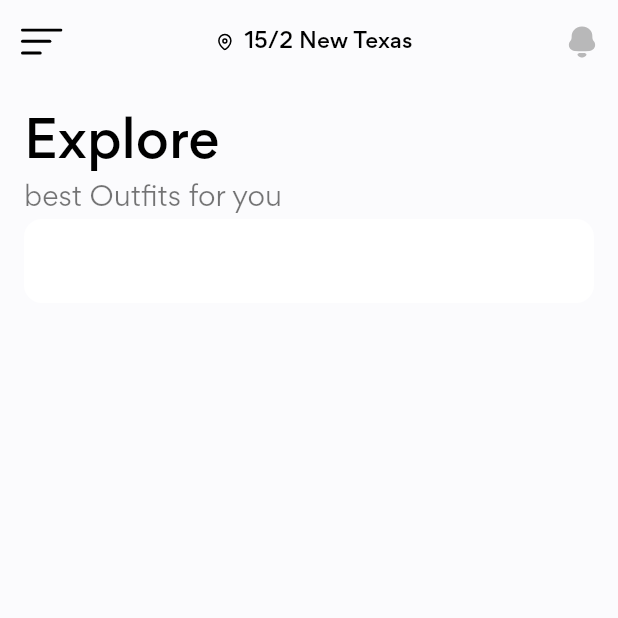
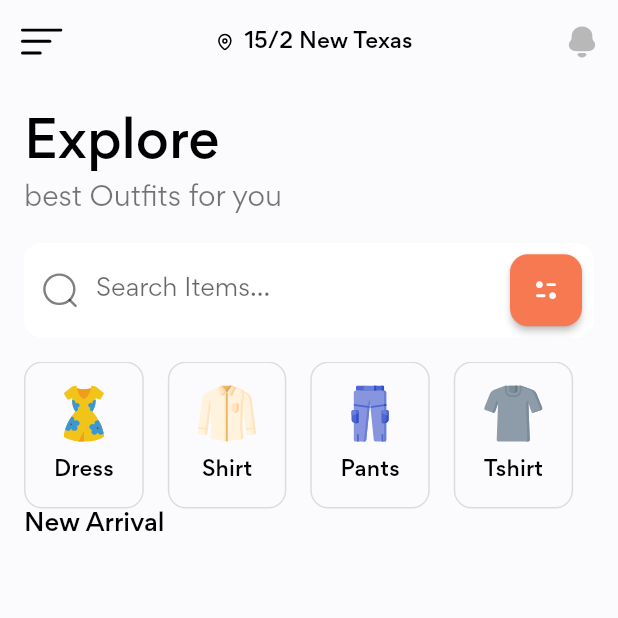
Before and after one commit to saki8661/flutter-ui, a Flutter app: the screen it shows after launch, on a phone screen of 412 x 824 dp, the top half of it. Run offline on Flutter 3.47's test engine with Material 2 defaults, Android fonts, the phone set to English and light mode, and no system bars; our stand-ins replace flutter_svg.

Commit message:
컴포넌트화

```diff
--- /dev/null
+++ b/lib/models/Category.dart
@@ -0,0 +1,24 @@
+class Category{
+  final String icon, title;
+
+  Category({required this.icon, required this.title});
+}
+
+List<Category> demo_categories = [
+  Category(
+    icon: "assets/icons/dress.svg",
+    title: "Dress",
+  ),
+  Category(
+    icon: "assets/icons/shirt.svg",
+    title: "Shirt",
+  ),
+  Category(
+    icon: "assets/icons/pants.svg",
+    title: "Pants",
+  ),
+  Category(
+    icon: "assets/icons/Tshirt.svg",
+    title: "Tshirt",
+  ),
+];
--- /dev/null
+++ b/lib/screens/home/components/categories.dart
@@ -0,0 +1,66 @@
+import 'package:flutter/material.dart';
+import 'package:flutter_shop_ui/constants.dart';
+import 'package:flutter_shop_ui/models/Category.dart';
+import 'package:flutter_svg/flutter_svg.dart';
+
+class Categories extends StatelessWidget {
+  const Categories({
+    super.key,
+  });
+
+  @override
+  Widget build(BuildContext context) {
+    return SingleChildScrollView(
+      scrollDirection: Axis.horizontal,
+      child: Row(
+        children: List.generate(
+            demo_categories.length,
+                (index) => Padding(
+              padding: const EdgeInsets.only(right: defaultPadding),
+              child: CategoryCard(
+                icon: demo_categories[index].icon,
+                title: demo_categories[index].title,
+                press: () {},
+              ),
+            )),
+      ),
+    );
+  }
+}
+
+class CategoryCard extends StatelessWidget {
+  const CategoryCard({
+    Key? key,
+    required this.icon,
+    required this.title,
+    required this.press,
+  }) : super(key: key);
+
+  final String icon, title;
+  final VoidCallback press;
+
+  @override
+  Widget build(BuildContext context) {
+    return OutlinedButton(
+      onPressed: press,
+      style: OutlinedButton.styleFrom(
+          shape: const RoundedRectangleBorder(
+              borderRadius:
+              BorderRadius.all(Radius.circular(defaultBorderRadius)))),
+      child: Padding(
+        padding: const EdgeInsets.symmetric(
+            horizontal: defaultPadding / 4, vertical: defaultPadding),
+        child: Column(
+          children: [
+            SvgPicture.asset(icon),
+            const SizedBox(height: defaultPadding / 2),
+            Text(
+              title,
+              style: Theme.of(context).textTheme.titleSmall,
+            ),
+          ],
+        ),
+      ),
+    );
+  }
+}
--- /dev/null
+++ b/lib/screens/home/components/search_form.dart
@@ -0,0 +1,51 @@
+import 'package:flutter/material.dart';
+import 'package:flutter_shop_ui/constants.dart';
+import 'package:flutter_svg/flutter_svg.dart';
+
+class SearchForm extends StatelessWidget {
+  const SearchForm({
+    super.key,
+  });
+
+  @override
+  Widget build(BuildContext context) {
+    return Form(
+      child: TextFormField(
+        decoration: InputDecoration(
+            hintText: "Search Items...",
+            filled: true,
+            fillColor: Colors.white,
+            border: outlineInputBorder,
+            enabledBorder: outlineInputBorder,
+            // option+command+v
+            focusedBorder: outlineInputBorder,
+            prefixIcon: Padding(
+              padding: const EdgeInsets.all(12.0),
+              child: SvgPicture.asset("assets/icons/Search.svg"),
+            ),
+            suffixIcon: Padding(
+              padding: const EdgeInsets.symmetric(
+                  horizontal: defaultPadding/2),
+              child: SizedBox(
+                height: 48,
+                width: 48,
+                child: ElevatedButton(
+                  onPressed: () {},
+                  style: ElevatedButton.styleFrom(
+                      backgroundColor: primaryColor,
+                      shape: const RoundedRectangleBorder(
+                          borderRadius: BorderRadius.all(
+                              Radius.circular(defaultBorderRadius)))),
+                  child: SvgPicture.asset("assets/icons/Filter.svg"),
+                ),
+              ),
+            )),
+      ),
+    );
+  }
+}
+
+const OutlineInputBorder outlineInputBorder = OutlineInputBorder(
+  borderRadius: BorderRadius.all(Radius.circular(defaultBorderRadius)),
+  borderSide: BorderSide.none,
+);
--- a/lib/screens/home/home_screen.dart
+++ b/lib/screens/home/home_screen.dart
@@ -1,5 +1,8 @@
 import 'package:flutter/material.dart';
 import 'package:flutter_shop_ui/constants.dart';
+import 'package:flutter_shop_ui/models/Category.dart';
+import 'package:flutter_shop_ui/screens/home/components/categories.dart';
+import 'package:flutter_shop_ui/screens/home/components/search_form.dart';
 import 'package:flutter_svg/flutter_svg.dart';
 
 class HomeScreen extends StatelessWidget {
@@ -12,13 +15,15 @@ class HomeScreen extends StatelessWidget {
       appBar: AppBar(
         backgroundColor: Colors.transparent,
         elevation: 0,
-        leading: IconButton(onPressed: (){},icon: SvgPicture.asset("assets/icons/menu.svg"),
+        leading: IconButton(
+          onPressed: () {},
+          icon: SvgPicture.asset("assets/icons/menu.svg"),
         ),
         title: Row(
           mainAxisAlignment: MainAxisAlignment.center,
           children: [
             SvgPicture.asset("assets/icons/Location.svg"),
-            const SizedBox(width: defaultPadding/2),
+            const SizedBox(width: defaultPadding / 2),
             Text(
               "15/2 New Texas",
               style: Theme.of(context).textTheme.titleSmall,
@@ -26,7 +31,9 @@ class HomeScreen extends StatelessWidget {
           ],
         ),
         actions: [
-          IconButton(onPressed: (){}, icon: SvgPicture.asset("assets/icons/Notification.svg"),
+          IconButton(
+            onPressed: () {},
+            icon: SvgPicture.asset("assets/icons/Notification.svg"),
           ),
         ],
       ),
@@ -38,24 +45,329 @@ class HomeScreen extends StatelessWidget {
             Text(
               "Explore",
               style: Theme.of(context)
-              .textTheme
-              .headlineMedium!
-              .copyWith(fontWeight: FontWeight.w500, color: Colors.black),
+                  .textTheme
+                  .headlineMedium!
+                  .copyWith(fontWeight: FontWeight.w500, color: Colors.black),
             ),
             Text(
               "best Outfits for you",
               style: TextStyle(fontSize: 18),
             ),
-            Form(child: TextFormField(
-              decoration: InputDecoration(
-                filled: true,
-                fillColor: Colors.white,
-                border: const OutlineInputBorder(
-                  borderRadius: BorderRadius.all(Radius.circular(defaultBorderRadius)),
-                  borderSide: BorderSide.none,
+            const Padding(
+              padding: const EdgeInsets.symmetric(vertical: defaultPadding),
+              child: SearchForm(),
+            ),
+            const Categories(),
+            Row(
+              children: [
+                Text(
+                    "New Arrival",
+                  style: Theme.of(context)
+                      .textTheme
+                      .titleMedium!.copyWith(
+                    color: Colors.black,
+                    fontWeight: FontWeight.w500
+
+
+
+
+
+
+
+
+
+
+
+
+
+
+
+
+
+
+
+
+
+
+
+
+
+
+
+
+
+
+
+
+
+
+
+
+
+
+
+
+
+
+
+
+
+
+
+
+
+
+
+
+
+
+
+
+
+
+
+
+
+
+
+
+
+
+
+
+
+
+
+
+
+
+
+
+
+
+
+
+
+
+
+
+
+
+
+
+
+
+
+
+
+
+
+
+
+
+
+
+
+
+
+
+
+
+
+
+
+
+
+
+
+
+
+
+
+
+
+
+
+
+
+
+
+
+
+
+
+
+
+
+
+
+
+
+
+
+
+
+
+
+
+
+
+
+
+
+
+
+
+
+
+
+
+
+
+
+
+
+
+
+
+
+
+
+
+
+
+
+
+
+
+
+
+
+
+
+
+
+
+
+
+
+
+
+
+
+
+
+
+
+
+
+
+
+
+
+
+
+
+
+
+
+
+
+
+
+
+
+
+
+
+
+
+
+
+
+
+
+
+
+
+
+
+
+
+
+
+
+
+
+
+
+
+
+
+
+
+
+
+
+
+
+
+
+
+
+
+
+
+
+
+
+
+
+
+
+
+
+
+
+
+
+
+
+
+
+
+
+
+
+
+
+
+
+
+
+
+
+
+
+
+
+
+
+
+
+
+
+
+
+
+
+
+
+
+
+                  ),
                 ),
-              ),
-            ),
+              ],
             ),
           ],
         ),
```
Also changed, not shown: 1 other file.
